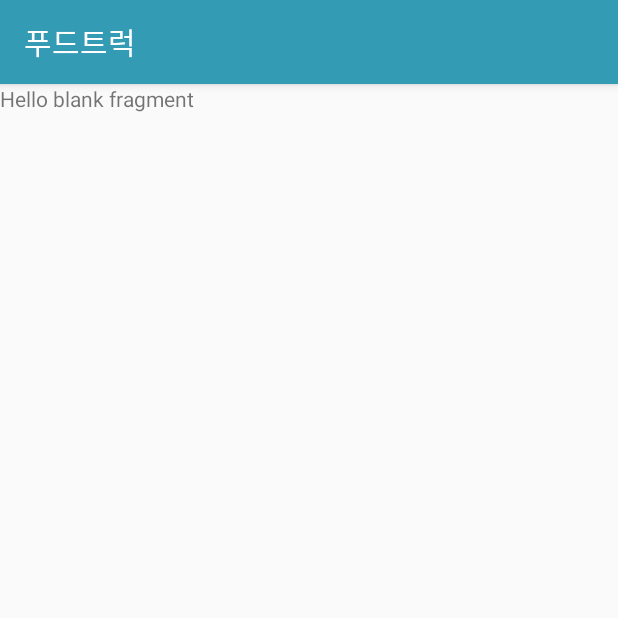
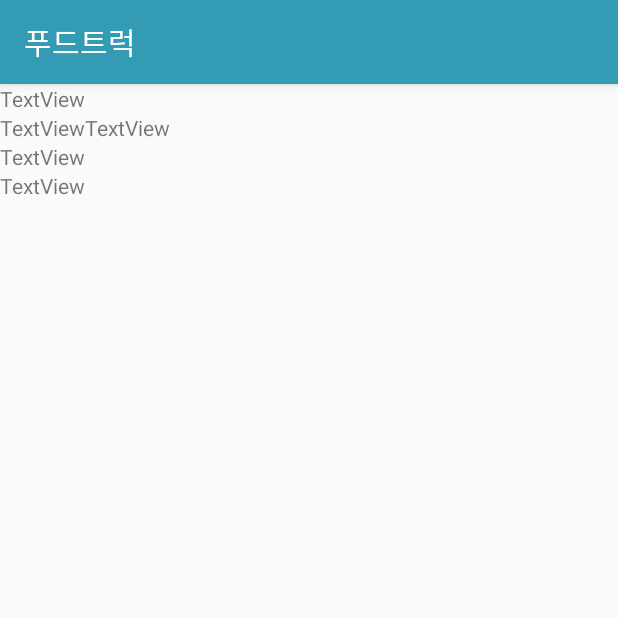
Before and after one commit to dyyyy/FoodTruck_Application, an Android app: the fragment Tab2info shown on its own in the app's theme, on a phone screen of 412 x 824 dp, the top half of it. Run offline under Robolectric (Android 15) with nearby library versions, the phone set to English and light mode, and no system bars; 3 statements that could not run were skipped.

Commit message:
상품 리뷰 정보

```diff
--- a/FoodTruck/app/build.gradle
+++ b/FoodTruck/app/build.gradle
@@ -37,6 +37,7 @@ dependencies {
 // https://mvnrepository.com/artifact/com.google.code.gson/gson
     compile group: 'com.google.code.gson', name: 'gson', version: '2.8.2'
 
+    implementation 'com.google.android.gms:play-services-maps:11.8.0'
 }
 //RestTempleat repositories
 repositories {
--- a/FoodTruck/app/src/main/java/com/example/user/foodtruck/Tab2info.java
+++ b/FoodTruck/app/src/main/java/com/example/user/foodtruck/Tab2info.java
@@ -2,6 +2,7 @@ package com.example.user.foodtruck;
 
 
 import android.os.Bundle;
+import android.support.annotation.Nullable;
 import android.support.v4.app.Fragment;
 import android.util.Log;
 import android.view.LayoutInflater;
@@ -10,6 +11,7 @@ import android.view.ViewGroup;
 import android.widget.Toast;
 
 import com.example.user.vo.FoodTruckVO;
+import com.example.user.vo.ProductVO;
 import com.example.user.vo.ReviewVO;
 
 import java.util.List;
@@ -20,18 +22,40 @@ import java.util.List;
  */
 public class Tab2info extends Fragment {
 
+    private static final String ARG_SECTION_NUMBER = "section_number";
 
     public Tab2info() {
         // Required empty public constructor
     }
 
+    public Tab2info newInstance(int sectionNumber, FoodTruckVO fvo) {
+        Tab2info tab2info = new Tab2info();
+        Bundle args = new Bundle();
+        args.putInt(ARG_SECTION_NUMBER, sectionNumber);
+        args.putSerializable("fvo", fvo);
+        tab2info.setArguments(args);
+        return tab2info;
+    }
+
+    private View mFragmentView;
+
     @Override
     public View onCreateView(LayoutInflater inflater, ViewGroup container,
                              Bundle savedInstanceState) {
-        View view = inflater.inflate(R.layout.fragment_tab2info, container, false);
-        FoodTruckVO fvo = (FoodTruckVO) getArguments().getSerializable("fvo");
-        Log.d("fvo","fvo");
-        return view;
+        if (mFragmentView != null) {
+            Log.d("mFragmentView !=null", "");
+            return mFragmentView;
+        } else {
+            mFragmentView = inflater.inflate(R.layout.fragment_tab2info, container, false);
+
+            int secnum = getArguments().getInt(ARG_SECTION_NUMBER);
+            Log.d("secnum", " : " + secnum);
+            FoodTruckVO fvo = (FoodTruckVO) getArguments().getSerializable("fvo");
+            Log.d("fvo", " : " + fvo.toString());
+
+            return mFragmentView;
+        }
     }
 
+
 }
--- a/FoodTruck/app/src/main/java/com/example/user/networkutil/RestTempleatAsyncTask.java
+++ b/FoodTruck/app/src/main/java/com/example/user/networkutil/RestTempleatAsyncTask.java
@@ -52,7 +52,7 @@ public class RestTempleatAsyncTask extends AsyncTask<String, Integer, String> {
     @Override
     protected void onPreExecute() {
 
-        baseUri = "http://192.168.1.19:8090/android" + uri;
+        baseUri = "http://192.168.0.9:8090/android" + uri;
         restTemplate = new RestTemplate();
 
         httpHeaders = new HttpHeaders();
@@ -77,9 +77,10 @@ public class RestTempleatAsyncTask extends AsyncTask<String, Integer, String> {
                 return result;
 
             case "/getfoodtrucklist/{category}":
+            case "/getproductlist/{ftruckNo}":
+            case "/getreviewlist/{ftruckNo}":
                 result = restTemplate.getForObject(baseUri, String.class, params);
                 return result;
-
             case "/noticecount":
             case "/eventcount":
             case "/user/memberinquiry":
--- a/FoodTruck/app/src/main/res/layout/fragment_tab2info.xml
+++ b/FoodTruck/app/src/main/res/layout/fragment_tab2info.xml
@@ -5,9 +5,66 @@
     tools:context="com.example.user.foodtruck.Tab2info">
 
     <!-- TODO: Update blank fragment layout -->
-    <TextView
+
+    <LinearLayout
         android:layout_width="match_parent"
         android:layout_height="match_parent"
-        android:text="@string/hello_blank_fragment" />
+        android:orientation="vertical">
 
+        <TableLayout
+            android:layout_width="match_parent"
+            android:layout_height="match_parent">
+
+            <TextView
+                android:id="@+id/textView22"
+                android:layout_width="wrap_content"
+                android:layout_height="wrap_content"
+                android:text="TextView" />
+
+            <TableRow
+                android:layout_width="match_parent"
+                android:layout_height="match_parent">
+
+                <TextView
+                    android:id="@+id/textView2"
+                    android:layout_width="wrap_content"
+                    android:layout_height="wrap_content"
+                    android:text="TextView" />
+
+                <TextView
+                    android:id="@+id/textView"
+                    android:layout_width="wrap_content"
+                    android:layout_height="wrap_content"
+                    android:text="TextView" />
+            </TableRow>
+
+            <TableRow
+                android:layout_width="match_parent"
+                android:layout_height="match_parent">
+
+
+                <TextView
+                    android:id="@+id/textView5"
+                    android:layout_width="match_parent"
+                    android:layout_height="wrap_content"
+                    android:text="TextView" />
+            </TableRow>
+
+            <TableRow
+                android:layout_width="match_parent"
+                android:layout_height="match_parent">
+
+                <TextView
+                    android:id="@+id/textView4"
+                    android:layout_width="wrap_content"
+                    android:layout_height="wrap_content"
+                    android:text="TextView" />
+            </TableRow>
+
+            <TableRow
+                android:layout_width="match_parent"
+                android:layout_height="match_parent" />
+        </TableLayout>
+
+    </LinearLayout>
 </FrameLayout>
--- a/FoodTruck/app/src/main/res/values/colors.xml
+++ b/FoodTruck/app/src/main/res/values/colors.xml
@@ -4,4 +4,5 @@
     <color name="colorPrimary">#349bb4</color>
     <color name="colorPrimaryDark">#252525</color>
     <color name="colorAccent">#e27197</color>
+    <color name="colorGray">#f3fbfd</color>
 </resources>
```
Also changed, not shown: FoodTruck/app/src/main/java/com/example/user/adapter/Tab1menuAdapter.java (added, +49 -0 lines), FoodTruck/app/src/main/java/com/example/user/adapter/Tab3reviewAdapter.java (added, +52 -0 lines), FoodTruck/app/src/main/java/com/example/user/foodtruck/MenuActivity.java (+14 -19 lines), FoodTruck/app/src/main/java/com/example/user/foodtruck/MenuDetailActivity.java (+48 -47 lines), FoodTruck/app/src/main/java/com/example/user/foodtruck/NoticeActivity.java (+7 -7 lines), FoodTruck/app/src/main/java/com/example/user/foodtruck/Tab1menu.java (+53 -7 lines), FoodTruck/app/src/main/java/com/example/user/foodtruck/Tab3review.java (+53 -4 lines), FoodTruck/app/src/main/res/layout/activity_menu_detail.xml (+6 -2 lines), FoodTruck/app/src/main/res/layout/activity_user_detail.xml (+4 -3 lines), FoodTruck/app/src/main/res/layout/fragment_tab1menu.xml (+4 -4 lines), FoodTruck/app/src/main/res/layout/fragment_tab3review.xml (+16 -19 lines), FoodTruck/app/src/main/res/layout/menulist_item.xml (added, +36 -0 lines), FoodTruck/app/src/main/res/layout/reviewlist_item.xml (added, +36 -0 lines), FoodTruck/app/src/main/java/com/example/user/vo/FoodTruckVO.java (line endings or trailing spaces).
